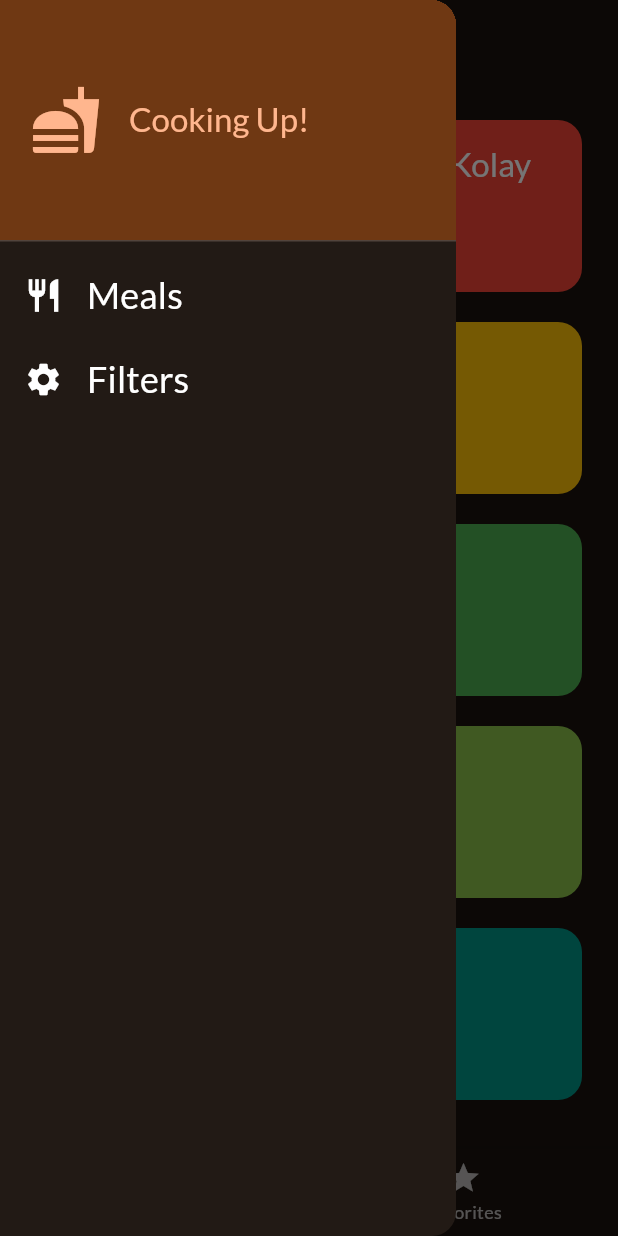
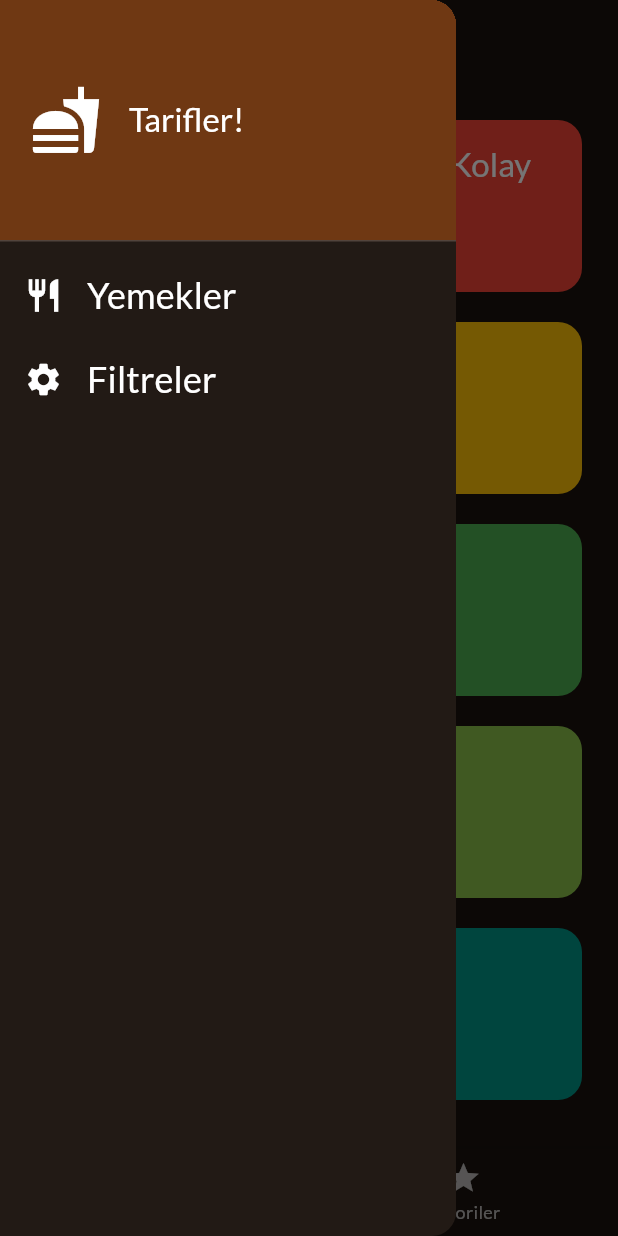
Before and after one commit to onuryilmaaz/meals, a Flutter app: the screen it shows after launch, with the side drawer open, on a phone screen of 412 x 824 dp. Run offline on Flutter 3.47's test engine with Material 3 defaults, Android fonts, the phone set to English and light mode, and no system bars; our stand-ins replace flutter_riverpod, google_fonts, transparent_image.

Commit message:
refactor: update meal affordability and complexity enums to Turkish, enhance UI with animations and localization

```diff
--- a/lib/models/meal.dart
+++ b/lib/models/meal.dart
@@ -1,13 +1,13 @@
 enum Complexity {
-  simple,
-  challenging,
-  hard,
+  kolay,
+  orta,
+  zor,
 }
 
 enum Affordability {
-  affordable,
-  pricey,
-  luxurious,
+  ekonomik,
+  pahali,
+  luks,
 }
 
 class Meal {
--- a/lib/screens/categories.dart
+++ b/lib/screens/categories.dart
@@ -5,7 +5,7 @@ import 'package:meals/screens/meals.dart';
 import 'package:meals/widgets/category_grid_item.dart';
 import 'package:meals/models/category.dart';
 
-class CategoriesScreen extends StatelessWidget {
+class CategoriesScreen extends StatefulWidget {
   const CategoriesScreen({
     super.key,
     required this.availableMeals,
@@ -13,8 +13,35 @@ class CategoriesScreen extends StatelessWidget {
 
   final List<Meal> availableMeals;
 
+  @override
+  State<CategoriesScreen> createState() => _CategoriesScreenState();
+}
+
+class _CategoriesScreenState extends State<CategoriesScreen>
+    with SingleTickerProviderStateMixin {
+  late AnimationController _animationController;
+
+  @override
+  void initState() {
+    super.initState();
+    _animationController = AnimationController(
+      vsync: this,
+      duration: const Duration(milliseconds: 300),
+      lowerBound: 0,
+      upperBound: 1,
+    );
+
+    _animationController.forward();
+  }
+
+  @override
+  void dispose() {
+    _animationController.dispose();
+    super.dispose();
+  }
+
   void _selectCategory(BuildContext context, Category category) {
-    final filteredMeals = availableMeals
+    final filteredMeals = widget.availableMeals
         .where((meal) => meal.categories.contains(category.id))
         .toList();
 
@@ -30,7 +57,9 @@ class CategoriesScreen extends StatelessWidget {
 
   @override
   Widget build(BuildContext context) {
-    return GridView(
+    return AnimatedBuilder(
+        animation: _animationController,
+        child: GridView(
           padding: const EdgeInsets.all(24),
           gridDelegate: const SliverGridDelegateWithFixedCrossAxisCount(
             crossAxisCount: 2,
@@ -47,6 +76,18 @@ class CategoriesScreen extends StatelessWidget {
                 },
               )
           ],
-    );
+        ),
+        builder: (context, child) => SlideTransition(
+              position: Tween(
+                begin: const Offset(0, 0.3),
+                end: const Offset(0, 0),
+              ).animate(
+                CurvedAnimation(
+                  parent: _animationController,
+                  curve: Curves.easeInOut,
+                ),
+              ),
+              child: child,
+            ));
   }
 }
--- a/lib/screens/meals.dart
+++ b/lib/screens/meals.dart
@@ -30,7 +30,7 @@ class MealsScreen extends StatelessWidget {
         mainAxisSize: MainAxisSize.min,
         children: [
           Text(
-            "Uh oh...nothing here!",
+            "Burada henüz bir şey yok.",
             style: Theme.of(context)
                 .textTheme
                 .headlineLarge!
@@ -40,7 +40,7 @@ class MealsScreen extends StatelessWidget {
             height: 16,
           ),
           Text(
-            "Try selecting a different category!",
+            "Farklı bir kategori seçmeyi deneyin!",
             style: Theme.of(context)
                 .textTheme
                 .bodyLarge!
--- a/lib/screens/tabs.dart
+++ b/lib/screens/tabs.dart
@@ -4,7 +4,6 @@ import 'package:meals/screens/categories.dart';
 import 'package:meals/screens/filters.dart';
 import 'package:meals/screens/meals.dart';
 import 'package:meals/widgets/main_drawer.dart';
-import 'package:meals/providers/meals_provider.dart';
 import 'package:meals/providers/favorites_provider.dart';
 import 'package:meals/providers/filters_provider.dart';
 
@@ -51,14 +50,14 @@ class _TabsScreen extends ConsumerState<TabsScreen> {
     Widget activePage = CategoriesScreen(
       availableMeals: availableMeals,
     );
-    var activePageTitle = 'Categories';
+    var activePageTitle = 'Kategoriler';
 
     if (_selectedPageIndex == 1) {
       final favoriteMeals = ref.watch(favoriteMealsProvider);
       activePage = MealsScreen(
         meals: favoriteMeals,
       );
-      activePageTitle = "Your Favorites";
+      activePageTitle = "Senin Favorilerin";
     }
 
     return Scaffold(
@@ -73,11 +72,11 @@ class _TabsScreen extends ConsumerState<TabsScreen> {
         items: const [
           BottomNavigationBarItem(
             icon: Icon(Icons.set_meal),
-            label: "Categories",
+            label: "Kategoriler",
           ),
           BottomNavigationBarItem(
             icon: Icon(Icons.star),
-            label: "Favorites",
+            label: "Favoriler",
           ),
         ],
       ),
--- a/lib/widgets/main_drawer.dart
+++ b/lib/widgets/main_drawer.dart
@@ -26,17 +26,18 @@ class MainDrawer extends StatelessWidget {
             )),
             child: Row(
               children: [
-                Icon(
+                const Icon(
                   Icons.fastfood,
                   size: 48,
-                  color: Theme.of(context).colorScheme.primary,
+                  color: Colors.white,
                 ),
                 const SizedBox(width: 18),
                 Text(
-                  "Cooking Up!",
-                  style: Theme.of(context).textTheme.titleLarge!.copyWith(
-                        color: Theme.of(context).colorScheme.primary,
-                      ),
+                  "Tarifler!",
+                  style: Theme.of(context)
+                      .textTheme
+                      .titleLarge!
+                      .copyWith(color: Colors.white),
                 ),
               ],
             ),
@@ -48,7 +49,7 @@ class MainDrawer extends StatelessWidget {
               color: Colors.white,
             ),
             title: Text(
-              "Meals",
+              "Yemekler",
               style: Theme.of(context).textTheme.titleSmall!.copyWith(
                     color: Colors.white,
                     fontSize: 24,
@@ -65,7 +66,7 @@ class MainDrawer extends StatelessWidget {
               color: Colors.white,
             ),
             title: Text(
-              "Filters",
+              "Filtreler",
               style: Theme.of(context).textTheme.titleSmall!.copyWith(
                     color: Colors.white,
                     fontSize: 24,
```
Also changed, not shown: lib/data/dummy_data.dart (+20 -20 lines), lib/screens/meal_details.dart (+32 -9 lines), lib/widgets/meal_item.dart (+20 -9 lines). Lines whose indentation alone changed are shown as unchanged.
